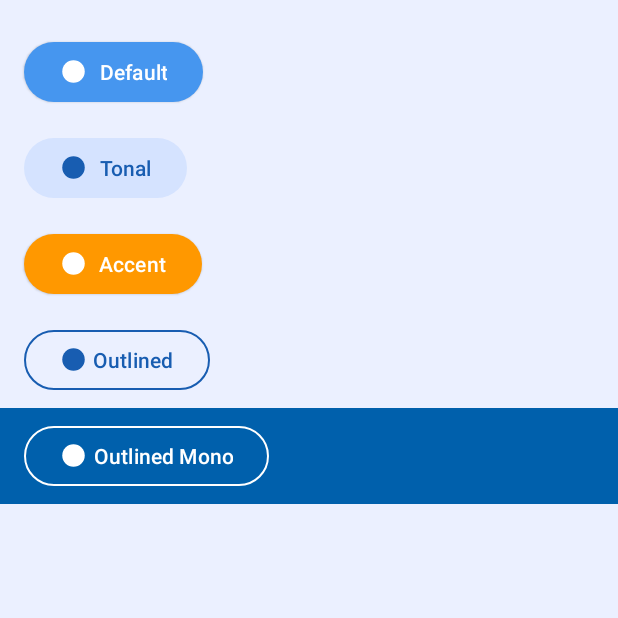
After one commit to kevinrsebastian/AndroidBoilerplate, an Android app: the ThemeComponentsActivity screen opened directly, with no data from a screen before it, on a phone screen of 412 x 824 dp, the top half of it. The commit adds this screen. Run offline under Robolectric (Android 15) with nearby library versions, the phone set to English and light mode, and no system bars; our stand-ins replace RxJava, Timber, data binding; network calls fail.

Commit message:
Add styles for button components - Create styles resource file to hold all component styles - Add button styles and corresponding drawable and color selector resources - Create ThemeComponentsActivity to demo component styles - Rename ColorThemeActivity to ThemeColorsActivity for consistency - Add application and activity tags to AndroidManifest.xml in the UI-Component module - Add AppTheme in UI-Component AndroidManifest.xml to visualize themes in the preview window

```diff
--- a/app/src/main/AndroidManifest.xml
+++ b/app/src/main/AndroidManifest.xml
@@ -23,9 +23,5 @@
             </intent-filter>
         </activity>
 
-        <activity
-            android:name="ph.teko.app.ui_components.view.ColorThemeActivity"
-            android:theme="@style/AppTheme.NoActionBar" />
-
     </application>
 </manifest>
--- a/ui-components/src/main/java/ph/teko/app/ui_components/view/ColorThemeActivity.kt
+++ b/ui-components/src/main/java/ph/teko/app/ui_components/view/ThemeColorsActivity.kt
@@ -4,22 +4,22 @@ import android.os.Bundle
 import androidx.appcompat.app.AppCompatActivity
 import androidx.databinding.DataBindingUtil
 import ph.teko.app.ui_components.R
-import ph.teko.app.ui_components.databinding.ActivityColorThemeBinding
+import ph.teko.app.ui_components.databinding.ActivityThemeColorsBinding
 import timber.log.Timber
 
-class ColorThemeActivity : AppCompatActivity() {
-
+// No Tests
+class ThemeColorsActivity : AppCompatActivity() {
     companion object {
-        val TAG: String = ColorThemeActivity::class.java.simpleName
+        val TAG: String = ThemeColorsActivity::class.java.simpleName
     }
 
-    private lateinit var binding: ActivityColorThemeBinding
+    private lateinit var binding: ActivityThemeColorsBinding
 
     override fun onCreate(savedInstanceState: Bundle?) {
         super.onCreate(savedInstanceState)
         Timber.v("$TAG Created")
 
-        binding = DataBindingUtil.setContentView(this, R.layout.activity_color_theme)
+        binding = DataBindingUtil.setContentView(this, R.layout.activity_theme_colors)
         binding.lifecycleOwner = this
     }
 }
--- /dev/null
+++ b/ui-components/src/main/java/ph/teko/app/ui_components/view/ThemeComponentsActivity.kt
@@ -0,0 +1,67 @@
+package ph.teko.app.ui_components.view
+
+import android.os.Bundle
+import android.view.View
+import androidx.appcompat.app.AppCompatActivity
+import androidx.databinding.DataBindingUtil
+import io.reactivex.rxjava3.android.schedulers.AndroidSchedulers
+import io.reactivex.rxjava3.core.Completable
+import io.reactivex.rxjava3.core.CompletableObserver
+import io.reactivex.rxjava3.disposables.CompositeDisposable
+import io.reactivex.rxjava3.disposables.Disposable
+import io.reactivex.rxjava3.schedulers.Schedulers
+import ph.teko.app.ui_components.R
+import ph.teko.app.ui_components.databinding.ActivityThemeComponentsBinding
+import timber.log.Timber
+import java.util.concurrent.TimeUnit
+
+// No Tests
+class ThemeComponentsActivity : AppCompatActivity() {
+    companion object {
+        val TAG: String = ThemeComponentsActivity::class.java.simpleName
+    }
+
+    private lateinit var binding: ActivityThemeComponentsBinding
+    private val compositeDisposable = CompositeDisposable()
+
+    override fun onCreate(savedInstanceState: Bundle?) {
+        super.onCreate(savedInstanceState)
+        Timber.v("$TAG Created")
+
+        binding = DataBindingUtil.setContentView(this, R.layout.activity_theme_components)
+        binding.lifecycleOwner = this
+
+        // Disable button for 1000ms after clicking
+        val buttonClickListener = View.OnClickListener { disableButtonWithDelay(it) }
+        binding.btnDefault.setOnClickListener(buttonClickListener)
+        binding.btnTonal.setOnClickListener(buttonClickListener)
+        binding.btnAccent.setOnClickListener(buttonClickListener)
+        binding.btnOutlined.setOnClickListener(buttonClickListener)
+        binding.btnOutlinedMono.setOnClickListener(buttonClickListener)
+    }
+
+    override fun onDestroy() {
+        super.onDestroy()
+        compositeDisposable.dispose()
+    }
+
+    private fun disableButtonWithDelay(view: View) {
+        // TODO: Refactor to use RxSchedulers
+        Completable.complete()
+            .delay(1000, TimeUnit.MILLISECONDS)
+            .observeOn(AndroidSchedulers.mainThread())
+            .subscribeOn(Schedulers.io())
+            .subscribe(object : CompletableObserver {
+                override fun onSubscribe(d: Disposable) {
+                    compositeDisposable.add(d)
+                    view.isEnabled = false
+                }
+                override fun onComplete() {
+                    view.isEnabled = true
+                }
+                override fun onError(e: Throwable) {
+                    view.isEnabled = true
+                }
+            })
+    }
+}
--- /dev/null
+++ b/ui-components/src/main/res/color/selector_accent_button_text_color.xml
@@ -0,0 +1,11 @@
+<?xml version="1.0" encoding="utf-8"?>
+<selector xmlns:android="http://schemas.android.com/apk/res/android">
+    <!-- Disabled -->
+    <item android:alpha="@dimen/material_emphasis_disabled" android:color="?attr/colorOnSurface" android:state_enabled="false" />
+    <!-- Uncheckable -->
+    <item android:color="@color/md_theme_onTertiary" android:state_checkable="false" />
+    <!-- Checked Buttons. -->
+    <item android:color="@color/md_theme_onTertiary" android:state_checked="true" />
+    <!-- Not-checked Buttons. -->
+    <item android:color="@color/md_theme_onTertiary" />
+</selector>
--- /dev/null
+++ b/ui-components/src/main/res/color/selector_default_button_text_color.xml
@@ -0,0 +1,11 @@
+<?xml version="1.0" encoding="utf-8"?>
+<selector xmlns:android="http://schemas.android.com/apk/res/android">
+    <!-- Disabled -->
+    <item android:alpha="@dimen/material_emphasis_disabled" android:color="?attr/colorOnSurface" android:state_enabled="false" />
+    <!-- Uncheckable -->
+    <item android:color="@color/md_theme_onPrimary" android:state_checkable="false" />
+    <!-- Checked Buttons. -->
+    <item android:color="@color/md_theme_onPrimary" android:state_checked="true" />
+    <!-- Not-checked Buttons. -->
+    <item android:color="@color/md_theme_onPrimary" />
+</selector>
--- /dev/null
+++ b/ui-components/src/main/res/color/selector_outlined_button_stroke_color.xml
@@ -0,0 +1,5 @@
+<?xml version="1.0" encoding="utf-8"?>
+<selector xmlns:android="http://schemas.android.com/apk/res/android">
+    <item android:alpha="0.12" android:color="?attr/colorOnSurface" android:state_enabled="false" />
+    <item android:color="@color/md_theme_onPrimaryContainer" />
+</selector>
--- /dev/null
+++ b/ui-components/src/main/res/color/selector_outlined_button_text_color.xml
@@ -0,0 +1,11 @@
+<?xml version="1.0" encoding="utf-8"?>
+<selector xmlns:android="http://schemas.android.com/apk/res/android">
+    <!-- Disabled -->
+    <item android:alpha="@dimen/material_emphasis_disabled" android:color="?attr/colorOnSurface" android:state_enabled="false" />
+    <!-- Uncheckable -->
+    <item android:color="@color/md_theme_onPrimaryContainer" android:state_checkable="false" />
+    <!-- Checked Buttons. -->
+    <item android:color="@color/md_theme_onPrimaryContainer" android:state_checked="true" />
+    <!-- Not-checked Buttons. -->
+    <item android:color="@color/md_theme_onPrimaryContainer" />
+</selector>
--- /dev/null
+++ b/ui-components/src/main/res/color/selector_outlined_mono_button_ripple_color.xml
@@ -0,0 +1,26 @@
+<?xml version="1.0" encoding="utf-8"?>
+<selector xmlns:android="http://schemas.android.com/apk/res/android">
+    <!-- Uncheckable -->
+    <item android:alpha="@dimen/m3_ripple_pressed_alpha" android:color="@color/outlined_mono_button" android:state_checkable="false" android:state_pressed="true" />
+    <item android:alpha="@dimen/m3_ripple_focused_alpha" android:color="@color/outlined_mono_button" android:state_checkable="false" android:state_focused="true" />
+    <item android:alpha="@dimen/m3_ripple_hovered_alpha" android:color="@color/outlined_mono_button" android:state_checkable="false" android:state_hovered="true" />
+    <item android:alpha="@dimen/m3_ripple_default_alpha" android:color="@color/outlined_mono_button" android:state_checkable="false" />
+
+    <!-- Checked -->
+    <!-- The ripple color matches the color of the text / iconography on the element it's applied to.
+         If the text / iconography changes color during a state change, the ripple color matches the end state's color.
+         Pressing on a checked button will return it to the unchecked state at which point the text -->
+    <item android:alpha="@dimen/m3_ripple_selectable_pressed_alpha" android:color="@color/outlined_mono_button" android:state_checked="true" android:state_pressed="true" />
+    <item android:alpha="@dimen/m3_ripple_focused_alpha" android:color="@color/outlined_mono_button" android:state_checked="true" android:state_focused="true" />
+    <item android:alpha="@dimen/m3_ripple_hovered_alpha" android:color="@color/outlined_mono_button" android:state_checked="true" android:state_hovered="true" />
+    <item android:alpha="@dimen/m3_ripple_default_alpha" android:color="@color/outlined_mono_button" android:state_checked="true" />
+
+    <!-- Unchecked -->
+    <!-- Pressing on an unchecked, checkable chip will check it at which point the text / iconography
+         will use "colorOnSecondaryContainer". Therefore, the ripple color for the pressed, checkable state is
+         based on "colorOnSecondaryContainer". -->
+    <item android:alpha="@dimen/m3_ripple_selectable_pressed_alpha" android:color="@color/outlined_mono_button" android:state_pressed="true" />
+    <item android:alpha="@dimen/m3_ripple_focused_alpha" android:color="@color/outlined_mono_button" android:state_focused="true" />
+    <item android:alpha="@dimen/m3_ripple_hovered_alpha" android:color="@color/outlined_mono_button" android:state_hovered="true" />
+    <item android:alpha="@dimen/m3_ripple_default_alpha" android:color="@color/outlined_mono_button" />
+</selector>
--- /dev/null
+++ b/ui-components/src/main/res/color/selector_outlined_mono_button_stroke_color.xml
@@ -0,0 +1,5 @@
+<?xml version="1.0" encoding="utf-8"?>
+<selector xmlns:android="http://schemas.android.com/apk/res/android">
+    <item android:alpha="0.6" android:color="@color/outlined_mono_button_disabled" android:state_enabled="false" />
+    <item android:color="@color/outlined_mono_button" />
+</selector>
--- /dev/null
+++ b/ui-components/src/main/res/color/selector_outlined_mono_button_text_color.xml
@@ -0,0 +1,11 @@
+<?xml version="1.0" encoding="utf-8"?>
+<selector xmlns:android="http://schemas.android.com/apk/res/android">
+    <!-- Disabled -->
+    <item android:alpha="0.6" android:color="@color/outlined_mono_button_disabled" android:state_enabled="false" />
+    <!-- Uncheckable -->
+    <item android:color="@color/outlined_mono_button" android:state_checkable="false" />
+    <!-- Checked Buttons. -->
+    <item android:color="@color/outlined_mono_button" android:state_checked="true" />
+    <!-- Not-checked Buttons. -->
+    <item android:color="@color/outlined_mono_button" />
+</selector>
--- /dev/null
+++ b/ui-components/src/main/res/drawable/ic_baseline_brightness_1_24.xml
@@ -0,0 +1,10 @@
+<vector xmlns:android="http://schemas.android.com/apk/res/android"
+    android:width="24dp"
+    android:height="24dp"
+    android:viewportWidth="24"
+    android:viewportHeight="24"
+    android:tint="?attr/colorControlNormal">
+  <path
+      android:fillColor="@android:color/white"
+      android:pathData="M12,12m-10,0a10,10 0,1 1,20 0a10,10 0,1 1,-20 0" />
+</vector>
--- /dev/null
+++ b/ui-components/src/main/res/layout/activity_theme_components.xml
@@ -0,0 +1,69 @@
+<?xml version="1.0" encoding="utf-8"?>
+<layout
+    xmlns:android="http://schemas.android.com/apk/res/android"
+    xmlns:app="http://schemas.android.com/apk/res-auto"
+    xmlns:tools="http://schemas.android.com/tools">
+
+    <LinearLayout
+        android:layout_width="match_parent"
+        android:layout_height="wrap_content"
+        android:layout_marginTop="@dimen/space_medium"
+        android:orientation="vertical"
+        tools:context=".MainActivity">
+
+        <Button
+            android:id="@+id/btn_default"
+            android:layout_width="wrap_content"
+            android:layout_height="wrap_content"
+            android:layout_marginHorizontal="@dimen/space_medium"
+            android:layout_marginVertical="@dimen/space_small"
+            android:text="@string/_default"
+            app:icon="@drawable/ic_baseline_brightness_1_24"
+            style="@style/AppTheme.Button" />
+
+        <Button
+            android:id="@+id/btn_tonal"
+            android:layout_width="wrap_content"
+            android:layout_height="wrap_content"
+            android:layout_marginHorizontal="@dimen/space_medium"
+            android:layout_marginVertical="@dimen/space_small"
+            android:text="@string/tonal"
+            app:icon="@drawable/ic_baseline_brightness_1_24"
+            style="@style/AppTheme.Button.Tonal" />
+
+        <Button
+            android:id="@+id/btn_accent"
+            android:layout_width="wrap_content"
+            android:layout_height="wrap_content"
+            android:layout_marginHorizontal="@dimen/space_medium"
+            android:layout_marginVertical="@dimen/space_small"
+            android:text="@string/accent"
+            app:icon="@drawable/ic_baseline_brightness_1_24"
+            style="@style/AppTheme.Button.Accent" />
+
+        <Button
+            android:id="@+id/btn_outlined"
+            android:layout_width="wrap_content"
+            android:layout_height="wrap_content"
+            android:layout_marginHorizontal="@dimen/space_medium"
+            android:layout_marginVertical="@dimen/space_small"
+            android:text="@string/outlined"
+            app:icon="@drawable/ic_baseline_brightness_1_24"
+            style="@style/AppTheme.Button.Outlined" />
+
+        <FrameLayout
+            android:layout_width="match_parent"
+            android:layout_height="wrap_content"
+            android:background="@color/md_theme_secondary">
+            <Button
+                android:id="@+id/btn_outlined_mono"
+                android:layout_width="wrap_content"
+                android:layout_height="wrap_content"
+                android:layout_marginHorizontal="@dimen/space_medium"
+                android:layout_marginVertical="@dimen/space_small"
+                android:text="@string/outlined_mono"
+                app:icon="@drawable/ic_baseline_brightness_1_24"
+                style="@style/AppTheme.Button.Outlined.Mono" />
+        </FrameLayout>
+    </LinearLayout>
+</layout>
--- a/ui-components/src/main/res/values-night/colors.xml
+++ b/ui-components/src/main/res/values-night/colors.xml
@@ -29,4 +29,7 @@
     <color name="md_theme_inversePrimary">#0060AC</color>
     <color name="md_theme_shadow">#000000</color>
     <color name="md_theme_primaryInverse">#0060AC</color>
+
+    <!-- Specific Colors -->
+    <color name="outlined_mono_button">@color/black</color>
 </resources>
--- a/ui-components/src/main/res/values/colors.xml
+++ b/ui-components/src/main/res/values/colors.xml
@@ -36,4 +36,6 @@
 
     <!-- Specific Colors -->
     <color name="launcher_icon_bg">#4696EF</color>
+    <color name="outlined_mono_button">@color/white</color>
+    <color name="outlined_mono_button_disabled">#3A3A3A</color>
 </resources>
--- a/ui-components/src/main/res/values/strings.xml
+++ b/ui-components/src/main/res/values/strings.xml
@@ -1,8 +1,12 @@
 <?xml version="1.0" encoding="utf-8"?>
 <resources>
+    <string name="_default">Default</string>
+    <string name="accent">Accent</string>
     <string name="background">Background</string>
     <string name="error">Error</string>
     <string name="error_container">Error Container</string>
+    <string name="outlined">Outlined</string>
+    <string name="outlined_mono">Outlined Mono</string>
     <string name="primary">Primary</string>
     <string name="primary_container">Primary Container</string>
     <string name="secondary">Secondary</string>
@@ -11,4 +15,5 @@
     <string name="surface_variant">Surface Variant</string>
     <string name="tertiary">Tertiary</string>
     <string name="tertiary_container">Tertiary Container</string>
+    <string name="tonal">Tonal</string>
 </resources>
--- /dev/null
+++ b/ui-components/src/main/res/values/styles.xml
@@ -0,0 +1,51 @@
+<?xml version="1.0" encoding="utf-8"?>
+<resources>
+    <!-- Default Button -->
+    <style name="AppTheme.Button" parent="Widget.Material3.Button.ElevatedButton">
+        <item name="materialThemeOverlay">@style/AppTheme.Button.MaterialThemeOverlay</item>
+        <item name="iconTint">@color/selector_default_button_text_color</item>
+        <item name="android:textColor">@color/selector_default_button_text_color</item>
+    </style>
+    <style name="AppTheme.Button.MaterialThemeOverlay" parent="ThemeOverlay.Material3.Button.TextButton">
+        <item name="colorContainer">@color/md_theme_primary</item>
+        <item name="colorOnContainer">@color/md_theme_onPrimary</item>
+    </style>
+
+    <!-- Accent Button -->
+    <style name="AppTheme.Button.Accent" parent="AppTheme.Button">
+        <item name="materialThemeOverlay">@style/AppTheme.Button.MaterialThemeOverlay.Accent</item>
+        <item name="iconTint">@color/selector_accent_button_text_color</item>
+        <item name="android:textColor">@color/selector_accent_button_text_color</item>
+    </style>
+    <style name="AppTheme.Button.MaterialThemeOverlay.Accent" parent="AppTheme.Button.MaterialThemeOverlay">
+        <item name="colorContainer">@color/md_theme_tertiary</item>
+        <item name="colorOnContainer">@color/md_theme_onTertiary</item>
+    </style>
+
+    <!-- Outlined Button -->
+    <style name="AppTheme.Button.Outlined" parent="Widget.Material3.Button.OutlinedButton">
+        <item name="backgroundTint">#00FFFFFF</item>
+        <item name="iconTint">@color/selector_outlined_button_text_color</item>
+        <item name="strokeColor">@color/selector_outlined_button_stroke_color</item>
+        <item name="strokeWidth">1dp</item>
+        <item name="android:textColor">@color/selector_outlined_button_text_color</item>
+    </style>
+
+    <!-- Outlined Mono Button -->
+    <!-- A light/dark button using material theme surface color for the outline, text and icon -->
+    <style name="AppTheme.Button.Outlined.Mono" parent="AppTheme.Button.Outlined">
+        <item name="iconTint">@color/selector_outlined_mono_button_text_color</item>
+        <item name="rippleColor">@color/selector_outlined_mono_button_ripple_color</item>
+        <item name="strokeColor">@color/selector_outlined_mono_button_stroke_color</item>
+        <item name="android:textColor">@color/selector_outlined_mono_button_text_color</item>
+    </style>
+
+    <!-- Tonal Button -->
+    <style name="AppTheme.Button.Tonal" parent="Widget.Material3.Button.TonalButton">
+        <item name="materialThemeOverlay">@style/AppTheme.Button.MaterialThemeOverlay.Tonal</item>
+    </style>
+    <style name="AppTheme.Button.MaterialThemeOverlay.Tonal" parent="AppTheme.Button.MaterialThemeOverlay">
+        <item name="colorContainer">@color/md_theme_primaryContainer</item>
+        <item name="colorOnContainer">@color/md_theme_onPrimaryContainer</item>
+    </style>
+</resources>
```
Also changed, not shown: ui-components/build.gradle (+9 -4 lines), ui-components/src/main/AndroidManifest.xml (+14 -1 lines), ui-components/src/main/res/layout/activity_theme_colors.xml (renamed from ui-components/src/main/res/layout/activity_color_theme.xml).
